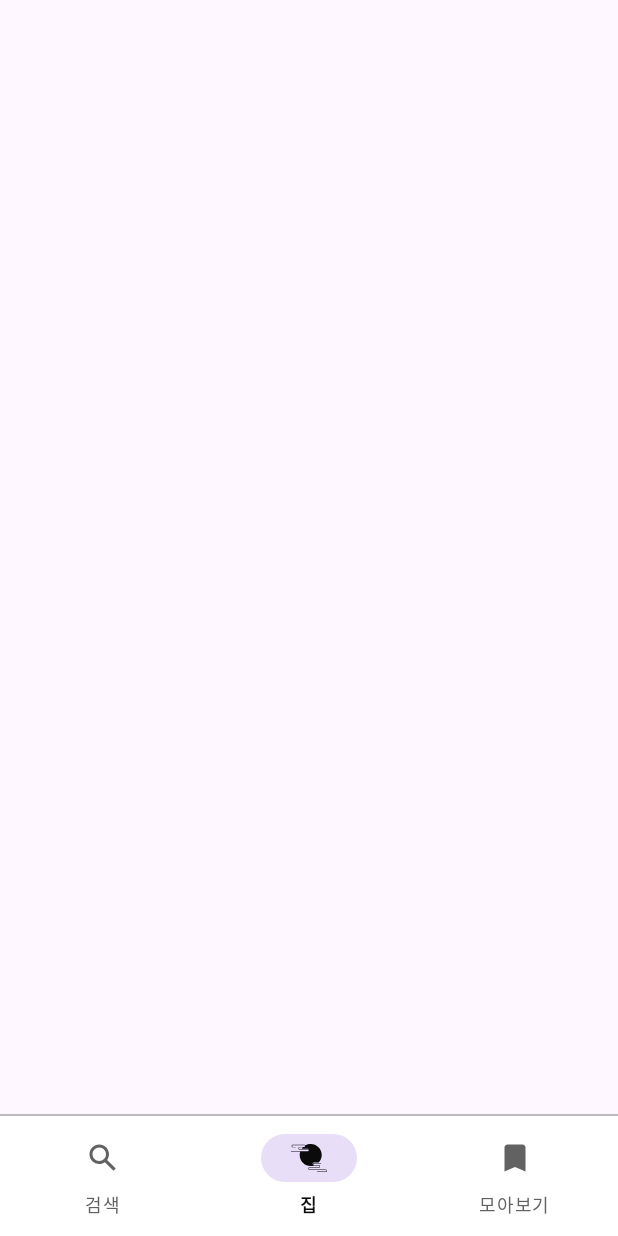
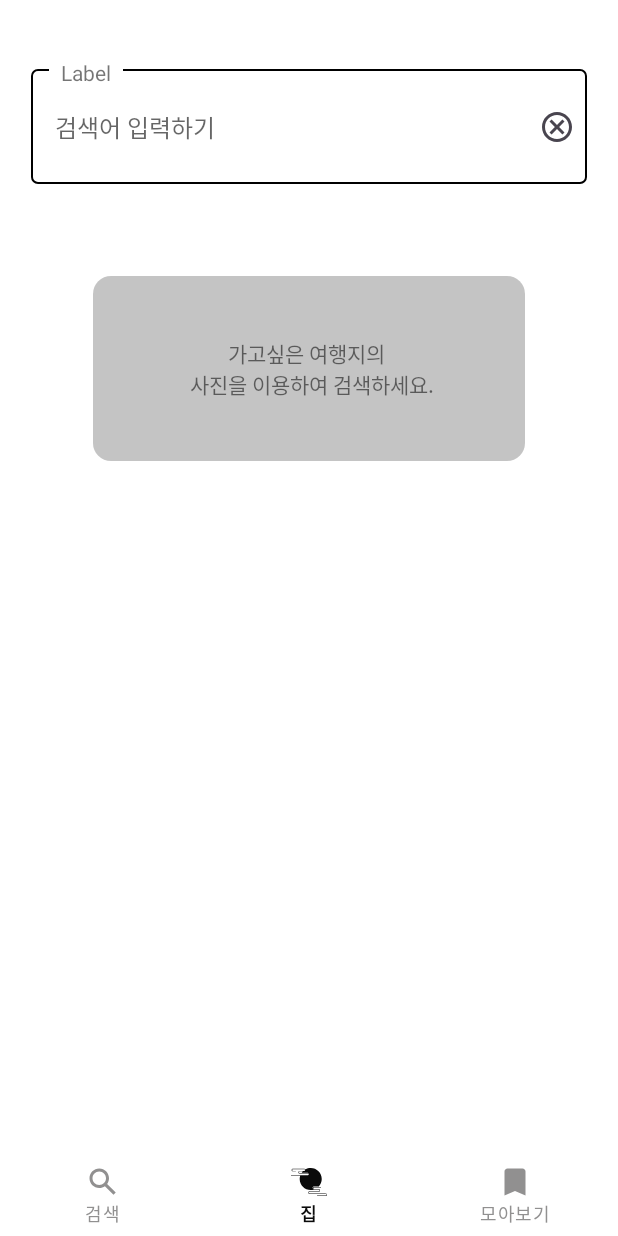
Before and after one commit to JunseoPark123/madcamp_week4_FE, an Android app: the fragment SearchFragment placed in its activity, on a phone screen of 412 x 824 dp. Run offline under Robolectric (Android 15) with nearby library versions, the phone set to English and light mode, and no system bars.

Commit message:
layout savepoint

```diff
--- a/app/src/main/AndroidManifest.xml
+++ b/app/src/main/AndroidManifest.xml
@@ -15,7 +15,7 @@
         android:label="@string/app_name"
         android:roundIcon="@mipmap/ic_launcher_round"
         android:supportsRtl="true"
-        android:theme="@style/Theme.Madcamp_week4_FE"
+        android:theme="@style/AppTheme"
         android:usesCleartextTraffic="true"
         tools:targetApi="31">
         <activity
--- a/app/src/main/java/com/example/madcamp_week4_fe/search/SearchFragment.kt
+++ b/app/src/main/java/com/example/madcamp_week4_fe/search/SearchFragment.kt
@@ -29,20 +29,20 @@ class SearchFragment : Fragment() {
         savedInstanceState: Bundle?
     ): View {
         binding = FragmentSearchBinding.inflate(inflater, container, false)
-        Log.d("searchFragment", "onCreateView: RecyclerView setup initiated.")
-        setupRecyclerView()
-        Log.d("searchFragment", "onCreateView: Loading gallery data.")
-        loadGalleryData()
+//        Log.d("searchFragment", "onCreateView: RecyclerView setup initiated.")
+//        setupRecyclerView()
+//        Log.d("searchFragment", "onCreateView: Loading gallery data.")
+//        loadGalleryData()
 
         return binding.root
     }
 
-    private fun setupRecyclerView() {
-        searchInfoAdapter = SearchInfoAdapter(searchInfoItems, requireContext())
-        binding.locationInfoRecycler.adapter = searchInfoAdapter
-        binding.locationInfoRecycler.layoutManager = LinearLayoutManager(context)
-        Log.d("searchFragment", "RecyclerView setup completed.")
-    }
+//    private fun setupRecyclerView() {
+//        searchInfoAdapter = SearchInfoAdapter(searchInfoItems, requireContext())
+//        binding.locationInfoRecycler.adapter = searchInfoAdapter
+//        binding.locationInfoRecycler.layoutManager = LinearLayoutManager(context)
+//        Log.d("searchFragment", "RecyclerView setup completed.")
+//    }
 
     private fun loadGalleryData() {
         val randomPageNo = (1..100).random()
--- /dev/null
+++ b/app/src/main/res/drawable/background_search_picture.xml
@@ -0,0 +1,11 @@
+<?xml version="1.0" encoding="utf-8"?>
+<shape xmlns:android="http://schemas.android.com/apk/res/android">
+    <!-- 모서리 둥글게 설정 -->
+    <corners android:radius="12dp" />
+
+    <!-- 테두리 스타일 설정 -->
+    <!-- 안드로이드는 기본적으로 점선 테두리를 지원하지 않아, 일반 선으로 설정 -->
+
+    <!-- 배경색 설정 -->
+    <solid android:color="#A2A2A2A2"/> <!-- rgba(162, 162, 162, 0.60)에 해당하는 색 -->
+</shape>
--- /dev/null
+++ b/app/src/main/res/drawable/border_rectangle.xml
@@ -0,0 +1,5 @@
+<shape xmlns:android="http://schemas.android.com/apk/res/android">
+    <solid android:color="@android:color/transparent"/> <!-- 투명한 배경 -->
+    <stroke android:width="1dp" android:color="@color/black"/> <!-- 검은색 테두리 -->
+    <corners android:radius="4dp"/> <!-- 모서리 둥글게 -->
+</shape>
--- /dev/null
+++ b/app/src/main/res/drawable/cancel.xml
@@ -0,0 +1,10 @@
+<vector xmlns:android="http://schemas.android.com/apk/res/android"
+    android:width="24dp"
+    android:height="24dp"
+    android:viewportWidth="24"
+    android:viewportHeight="24">
+  <path
+      android:pathData="M12,2C6.47,2 2,6.47 2,12C2,17.53 6.47,22 12,22C17.53,22 22,17.53 22,12C22,6.47 17.53,2 12,2ZM12,20C7.59,20 4,16.41 4,12C4,7.59 7.59,4 12,4C16.41,4 20,7.59 20,12C20,16.41 16.41,20 12,20ZM12,10.59L15.59,7L17,8.41L13.41,12L17,15.59L15.59,17L12,13.41L8.41,17L7,15.59L10.59,12L7,8.41L8.41,7L12,10.59Z"
+      android:fillColor="#49454F"
+      android:fillType="evenOdd"/>
+</vector>
--- /dev/null
+++ b/app/src/main/res/drawable/gradient_background.xml
@@ -0,0 +1,7 @@
+<?xml version="1.0" encoding="utf-8"?>
+<shape xmlns:android="http://schemas.android.com/apk/res/android">
+    <gradient
+        android:startColor="#FFFFFFFF"
+        android:endColor="#00FFFFFF"
+        android:angle="90"/>
+</shape>
--- a/app/src/main/res/layout/activity_gallery.xml
+++ b/app/src/main/res/layout/activity_gallery.xml
@@ -4,7 +4,8 @@
     xmlns:tools="http://schemas.android.com/tools"
     android:layout_width="match_parent"
     android:layout_height="match_parent"
-    tools:context=".search.GalleryActivity">
+    tools:context=".search.GalleryActivity"
+    android:background="@color/white">
 
 
     <ImageView
--- a/app/src/main/res/layout/activity_login.xml
+++ b/app/src/main/res/layout/activity_login.xml
@@ -4,6 +4,7 @@
     xmlns:tools="http://schemas.android.com/tools"
     android:layout_width="match_parent"
     android:layout_height="match_parent"
-    tools:context=".ready.LoginActivity">
+    tools:context=".ready.LoginActivity"
+    android:background="@color/white">
 
 </androidx.constraintlayout.widget.ConstraintLayout>
--- a/app/src/main/res/layout/activity_main.xml
+++ b/app/src/main/res/layout/activity_main.xml
@@ -4,36 +4,29 @@
     xmlns:tools="http://schemas.android.com/tools"
     android:layout_width="match_parent"
     android:layout_height="match_parent"
-    android:orientation="vertical">
+    android:orientation="vertical"
+    android:background="@color/white">
+
 
     <FrameLayout
         android:id="@+id/mainFrameLayout"
         android:layout_width="match_parent"
         android:layout_height="0dp"
-        app:layout_constraintBottom_toTopOf="@id/line"
-        app:layout_constraintTop_toTopOf="parent" />
-
-    <View
-        android:id="@+id/line"
-        android:layout_width="0dp"
-        android:layout_height="1dp"
-        android:background="#494C4B"
-        android:alpha="0.35"
         app:layout_constraintBottom_toTopOf="@id/navigationView"
-        app:layout_constraintStart_toStartOf="parent"
-        app:layout_constraintEnd_toEndOf="parent"/>
-
+        app:layout_constraintTop_toTopOf="parent"
+        app:layout_constraintVertical_bias="0.0"
+        tools:layout_editor_absoluteX="0dp" />
 
     <com.google.android.material.bottomnavigation.BottomNavigationView
         android:id="@+id/navigationView"
         android:layout_width="match_parent"
         android:layout_height="wrap_content"
-        android:layout_weight="1"
-        app:itemBackground="@color/white"
         app:itemIconTint="@drawable/menu_click_color"
         app:itemTextColor="@drawable/menu_click_color"
         app:layout_constraintBottom_toBottomOf="parent"
         app:menu="@menu/bottom_menu"
+        style="@style/BottomNavigationViewStyle"
+        android:background="@drawable/gradient_background"
         tools:ignore="MissingConstraints" />
 
 </androidx.constraintlayout.widget.ConstraintLayout>
--- a/app/src/main/res/layout/activity_register.xml
+++ b/app/src/main/res/layout/activity_register.xml
@@ -4,6 +4,7 @@
     xmlns:tools="http://schemas.android.com/tools"
     android:layout_width="match_parent"
     android:layout_height="match_parent"
-    tools:context=".ready.RegisterActivity">
+    tools:context=".ready.RegisterActivity"
+    android:background="@color/white">
 
 </androidx.constraintlayout.widget.ConstraintLayout>
--- a/app/src/main/res/layout/fragment_home.xml
+++ b/app/src/main/res/layout/fragment_home.xml
@@ -3,7 +3,8 @@
     xmlns:tools="http://schemas.android.com/tools"
     android:layout_width="match_parent"
     android:layout_height="match_parent"
-    xmlns:app="http://schemas.android.com/apk/res-auto">
+    xmlns:app="http://schemas.android.com/apk/res-auto"
+    android:background="@color/white">
 
     <com.google.android.gms.maps.MapView
         android:id="@+id/mapView"
--- a/app/src/main/res/layout/fragment_mypage.xml
+++ b/app/src/main/res/layout/fragment_mypage.xml
@@ -2,7 +2,8 @@
 <androidx.constraintlayout.widget.ConstraintLayout xmlns:android="http://schemas.android.com/apk/res/android"
     android:layout_width="match_parent"
     android:layout_height="match_parent"
-    xmlns:app="http://schemas.android.com/apk/res-auto">
+    xmlns:app="http://schemas.android.com/apk/res-auto"
+    android:background="@color/white">
 
     <TextView
         android:id="@+id/textView"
--- a/app/src/main/res/layout/fragment_search.xml
+++ b/app/src/main/res/layout/fragment_search.xml
@@ -3,17 +3,139 @@
     xmlns:tools="http://schemas.android.com/tools"
     android:layout_width="match_parent"
     android:layout_height="match_parent"
-    xmlns:app="http://schemas.android.com/apk/res-auto">
+    xmlns:app="http://schemas.android.com/apk/res-auto"
+    android:background="@color/white">
 
-    <androidx.recyclerview.widget.RecyclerView
-        android:id="@+id/locationInfoRecycler"
+    <!-- Horizontal Guideline at 6% of the screen height -->
+
+    <androidx.constraintlayout.widget.Guideline
+        android:id="@+id/guideline_horizontal_start"
+        android:layout_width="wrap_content"
+        android:layout_height="wrap_content"
+        android:orientation="horizontal"
+        app:layout_constraintGuide_percent="0.06" />
+
+    <androidx.constraintlayout.widget.Guideline
+        android:id="@+id/guideline_horizontal_end"
+        android:layout_width="wrap_content"
+        android:layout_height="wrap_content"
+        android:orientation="horizontal"
+        app:layout_constraintGuide_percent="0.16" />
+
+    <androidx.constraintlayout.widget.Guideline
+        android:id="@+id/guideline_horizontal_start1"
+        android:layout_width="wrap_content"
+        android:layout_height="wrap_content"
+        android:orientation="horizontal"
+        app:layout_constraintGuide_percent="0.24" />
+
+    <androidx.constraintlayout.widget.Guideline
+        android:id="@+id/guideline_horizontal_end1"
+        android:layout_width="wrap_content"
+        android:layout_height="wrap_content"
+        android:orientation="horizontal"
+        app:layout_constraintGuide_percent="0.40" />
+
+
+    <!-- Vertical Guideline at 5% of the screen width -->
+    <androidx.constraintlayout.widget.Guideline
+        android:id="@+id/guideline_vertical_start"
+        android:layout_width="wrap_content"
+        android:layout_height="wrap_content"
+        android:orientation="vertical"
+        app:layout_constraintGuide_percent="0.05" />
+
+    <!-- Vertical Guideline at 95% of the screen width -->
+    <androidx.constraintlayout.widget.Guideline
+        android:id="@+id/guideline_vertical_end"
+        android:layout_width="wrap_content"
+        android:layout_height="wrap_content"
+        android:orientation="vertical"
+        app:layout_constraintGuide_percent="0.95" />
+
+    <androidx.constraintlayout.widget.Guideline
+        android:id="@+id/guideline_vertical_start1"
+        android:layout_width="wrap_content"
+        android:layout_height="wrap_content"
+        android:orientation="vertical"
+        app:layout_constraintGuide_percent="0.15" />
+
+    <!-- Vertical Guideline at 95% of the screen width -->
+    <androidx.constraintlayout.widget.Guideline
+        android:id="@+id/guideline_vertical_end1"
+        android:layout_width="wrap_content"
+        android:layout_height="wrap_content"
+        android:orientation="vertical"
+        app:layout_constraintGuide_percent="0.85" />
+
+    <!-- View with border -->
+    <View
+        android:id="@+id/viewBorder"
         android:layout_width="0dp"
         android:layout_height="0dp"
-        app:layout_constraintBottom_toBottomOf="parent"
-        app:layout_constraintEnd_toEndOf="parent"
-        app:layout_constraintHorizontal_bias="0.0"
-        app:layout_constraintStart_toStartOf="parent"
-        app:layout_constraintTop_toTopOf="parent" />
+        android:background="@drawable/border_rectangle"
+        app:layout_constraintTop_toTopOf="@id/guideline_horizontal_start"
+        app:layout_constraintBottom_toTopOf="@id/guideline_horizontal_end"
+        app:layout_constraintStart_toStartOf="@id/guideline_vertical_start"
+        app:layout_constraintEnd_toEndOf="@id/guideline_vertical_end" />
 
+    <!-- TextView above the View -->
+    <TextView
+        android:id="@+id/Label"
+        android:layout_width="wrap_content"
+        android:layout_height="wrap_content"
+        android:layout_marginStart="12dp"
+        android:layout_marginBottom="-20dp"
+        android:background="@android:color/white"
+        android:padding="8dp"
+        android:textSize="14dp"
+        android:text="Label"
+        app:layout_constraintBottom_toTopOf="@id/viewBorder"
+        app:layout_constraintStart_toStartOf="@id/viewBorder" />
+
+    <ImageView
+        android:id="@+id/ivCancel"
+        android:layout_width="wrap_content"
+        android:layout_height="24dp"
+        android:layout_marginEnd="8dp"
+        app:layout_constraintBottom_toTopOf="@+id/guideline_horizontal_end"
+        app:layout_constraintEnd_toStartOf="@+id/guideline_vertical_end"
+        app:layout_constraintTop_toTopOf="@+id/viewBorder"
+        app:srcCompat="@drawable/cancel" />
+
+    <EditText
+        android:id="@+id/search"
+        android:layout_width="wrap_content"
+        android:layout_height="wrap_content"
+        android:layout_marginStart="16dp"
+        android:background="@null"
+        android:hint="검색어 입력하기"
+        android:textSize="16dp"
+        app:layout_constraintBottom_toTopOf="@+id/guideline_horizontal_end"
+        app:layout_constraintStart_toStartOf="@+id/guideline_vertical_start"
+        app:layout_constraintTop_toTopOf="@+id/viewBorder" />
+
+    <View
+        android:id="@+id/viewSearchPicture"
+        android:layout_width="0dp"
+        android:layout_height="0dp"
+        android:background="@drawable/background_search_picture"
+        app:layout_constraintTop_toTopOf="@id/guideline_horizontal_start1"
+        app:layout_constraintBottom_toTopOf="@id/guideline_horizontal_end1"
+        app:layout_constraintStart_toStartOf="@id/guideline_vertical_start1"
+        app:layout_constraintEnd_toEndOf="@id/guideline_vertical_end1" />
+
+    <TextView
+        android:id="@+id/tvSearchPicture"
+        android:layout_width="wrap_content"
+        android:layout_height="wrap_content"
+        android:text="가고싶은 여행지의 \n 사진을 이용하여 검색하세요."
+        app:layout_constraintBottom_toTopOf="@+id/guideline_horizontal_end1"
+        app:layout_constraintEnd_toStartOf="@+id/guideline_vertical_end1"
+        app:layout_constraintHorizontal_bias="0.5"
+        app:layout_constraintStart_toStartOf="@+id/guideline_vertical_start1"
+        app:layout_constraintTop_toTopOf="@+id/guideline_horizontal_start1"
+        app:layout_constraintVertical_bias="0.5"
+        android:gravity="center"/>
 
 </androidx.constraintlayout.widget.ConstraintLayout>
--- a/app/src/main/res/layout/item_search_info.xml
+++ b/app/src/main/res/layout/item_search_info.xml
@@ -4,7 +4,8 @@
     xmlns:tools="http://schemas.android.com/tools"
     android:layout_width="match_parent"
     android:layout_height="wrap_content"
-    tools:ignore="ExtraText">
+    tools:ignore="ExtraText"
+    android:background="@color/white">
 
     <androidx.constraintlayout.widget.Guideline
         android:id="@+id/guideline_ver5"
--- a/app/src/main/res/layout/saveportion.xml
+++ b/app/src/main/res/layout/saveportion.xml
@@ -2,7 +2,8 @@
 <androidx.constraintlayout.widget.ConstraintLayout xmlns:android="http://schemas.android.com/apk/res/android"
     android:layout_width="match_parent"
     android:layout_height="match_parent"
-    xmlns:app="http://schemas.android.com/apk/res-auto">
+    xmlns:app="http://schemas.android.com/apk/res-auto"
+    android:background="@color/white">
 
     <androidx.constraintlayout.widget.Guideline
         android:id="@+id/guideline_ver10"
--- a/app/src/main/res/values/colors.xml
+++ b/app/src/main/res/values/colors.xml
@@ -3,7 +3,8 @@
     <color name="black">#FF000000</color>
     <color name="white">#FFFFFFFF</color>
     <color name="click">#0B0B0B</color>
-    <color name="nonClick">#636262</color>
+    <color name="nonClick">#919090</color>
     <color name="maintext">#CC4D28</color>
     <color name="gray">#8C8C8C</color>
+    <color name="bright_yellow">#FFFF00</color>
 </resources>
--- /dev/null
+++ b/app/src/main/res/values/styles.xml
@@ -0,0 +1,14 @@
+<resources xmlns:tools="http://schemas.android.com/tools">
+    <!-- Base application theme. -->
+    <style name="AppTheme" parent="Theme.MaterialComponents.Light.NoActionBar">
+        <!-- Customize your theme here. -->
+        <item name="android:statusBarColor" tools:ignore="DuplicateDefinition">@android:color/black</item>
+        <item name="android:windowLightStatusBar">false</item>
+
+    </style>
+
+    <!-- BottomNavigationView 스타일 -->
+    <style name="BottomNavigationViewStyle" parent="Widget.MaterialComponents.BottomNavigationView">
+        <item name="android:background">@drawable/gradient_background</item>
+    </style>
+</resources>
```
